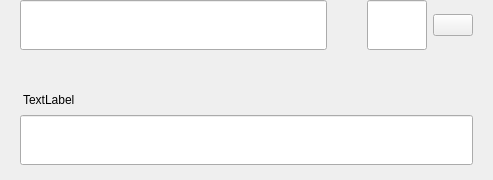
Old version of the form src/qt/encocoin/forms/sendmultirow.ui in the repository kopernikus-git/xnk-1.
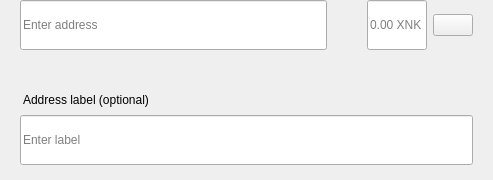
New version of the form.

What changed in the file:
```diff
--- a/src/qt/encocoin/forms/sendmultirow.ui
+++ b/src/qt/encocoin/forms/sendmultirow.ui
@@ -140,6 +140,9 @@
               <height>50</height>
              </size>
             </property>
+            <property name="placeholderText">
+             <string>Enter address</string>
+            </property>
            </widget>
           </item>
          </layout>
@@ -194,6 +197,9 @@
           <property name="alignment">
            <set>Qt::AlignLeading|Qt::AlignLeft|Qt::AlignVCenter</set>
           </property>
+          <property name="placeholderText">
+           <string notr="true">0.00 XNK</string>
+          </property>
          </widget>
         </item>
         <item>
@@ -287,7 +293,7 @@
 padding:0px;</string>
         </property>
         <property name="text">
-         <string>TextLabel</string>
+         <string>Address label (optional)</string>
         </property>
        </widget>
       </item>
@@ -305,6 +311,9 @@
           <height>50</height>
          </size>
         </property>
+        <property name="placeholderText">
+         <string>Enter label</string>
+        </property>
        </widget>
       </item>
      </layout>
```
